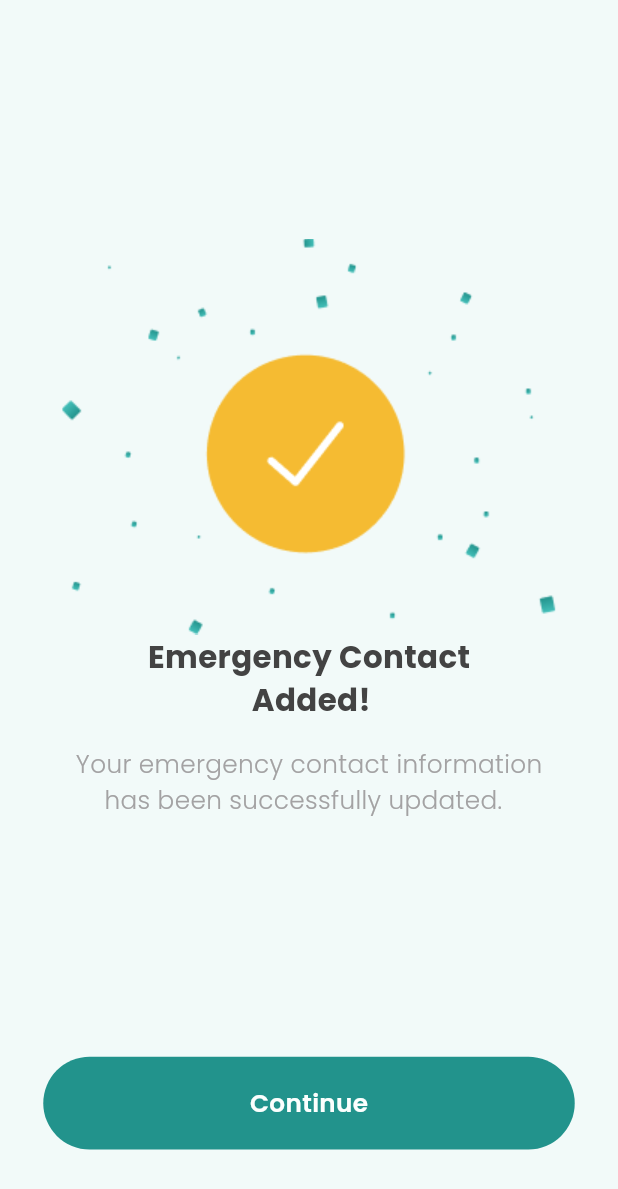
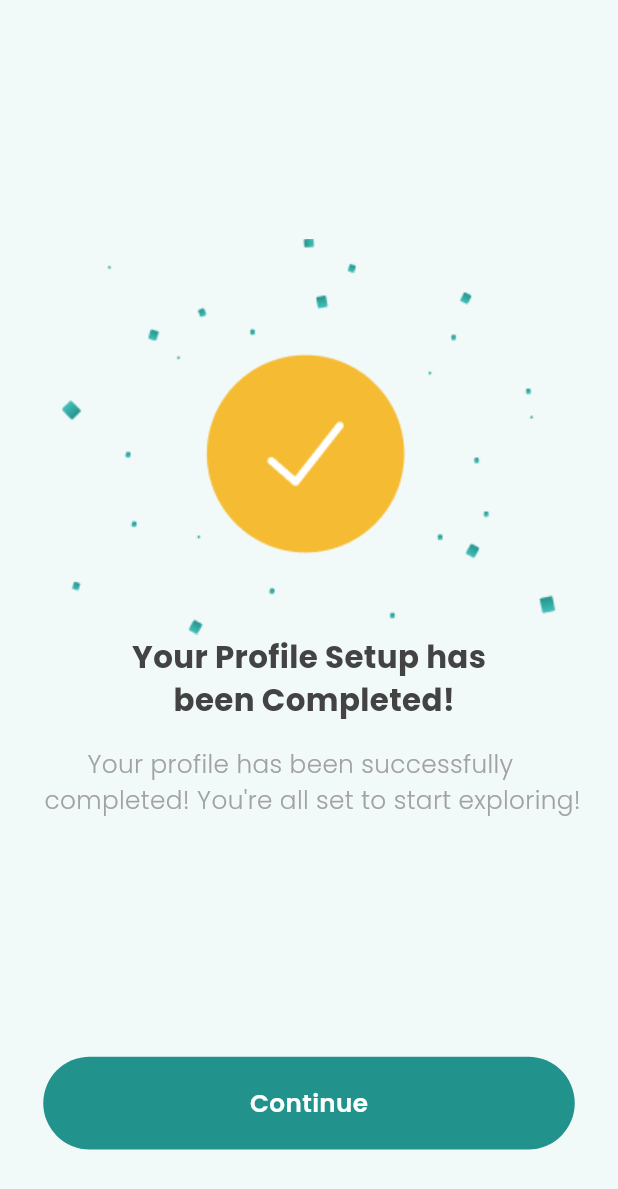
Before and after one commit to Shahwaiz24/Meditrace_App, a Flutter app: the SignupCompletedView screen opened directly, on a phone screen of 412 x 824 dp. Shown: the top 1189 px of the screen. Run offline on Flutter 3.47's test engine with Material 3 defaults, Android fonts, the phone set to English and light mode, and no system bars; our stand-ins replace shared_preferences; accounts and stored records are empty.

```diff
--- a/lib/Views/Sign Up View/Sign Up Completed/signup_completed_view.dart
+++ b/lib/Views/Sign Up View/Sign Up Completed/signup_completed_view.dart
@@ -49,7 +49,7 @@ class SignupCompletedView extends StatelessWidget {
                             ),
                           ),
                           Text(
-                            "Emergency Contact\n             Not Added!",
+                            "Your Profile Setup Not\n             Completed!",
                             style: TextStyle(
                                 color: AppColors.TextblackColor,
                                 fontFamily: "Poppins Bold",
@@ -110,7 +110,7 @@ class SignupCompletedView extends StatelessWidget {
                                 'assets/images/signUp_completed_image.png'),
                           ),
                           Text(
-                            "Emergency Contact\n               Added!",
+                            "Your Profile Setup has\n      been Completed!",
                             style: TextStyle(
                                 color: AppColors.TextblackColor,
                                 fontFamily: "Poppins Bold",
@@ -120,7 +120,7 @@ class SignupCompletedView extends StatelessWidget {
                             height: screenHeight * 0.020,
                           ),
                           Text(
-                            'Your emergency contact information\n    has been successfully updated.',
+                            '       Your profile has been successfully\n completed! You\'re all set to start exploring!',
                             style: TextStyle(
                                 color: AppColors.unFocusPrimaryColor,
                                 fontSize: screenHeight * 0.020,
```
Also changed, not shown: lib/Services/global_data.dart (+8 -0 lines).
